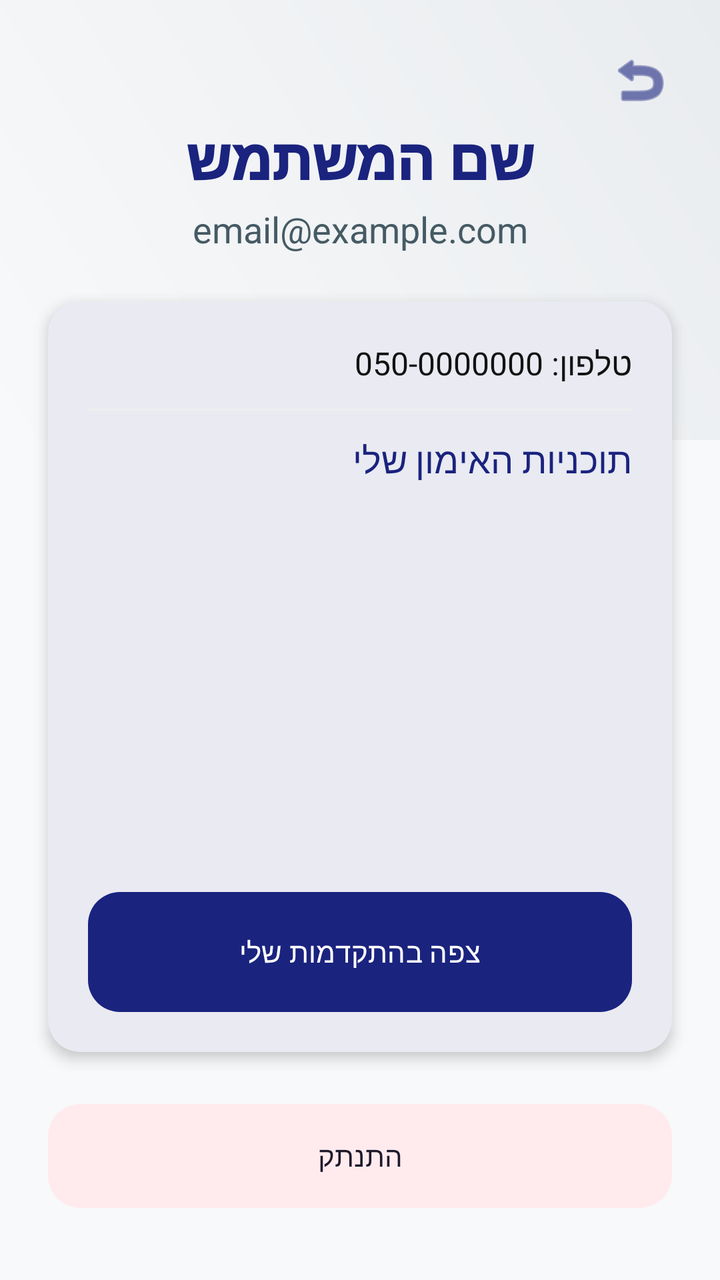
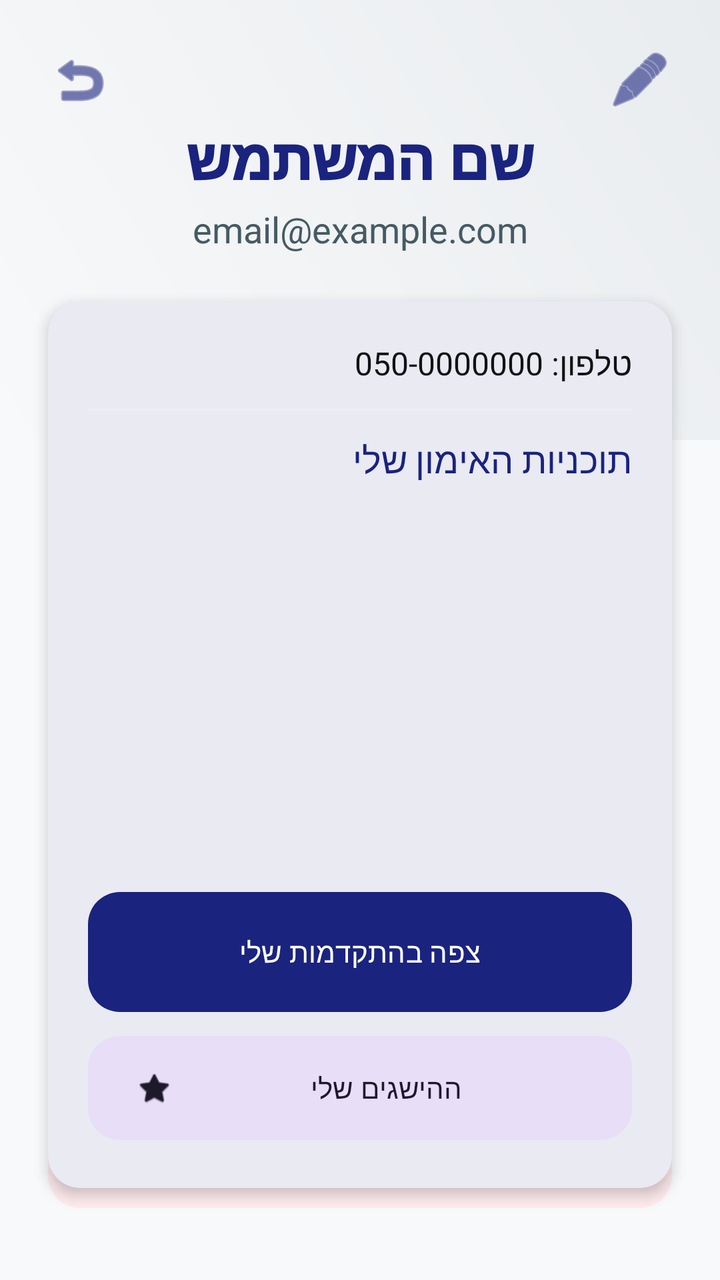

Two renders of the same Android screen: before a commit and after it. Below are the layout's source before the change and the commit's diff.
<!-- AndroidManifest.xml: application theme Theme.Gym_calender10 -->
<!-- res/layout/activity_users_profile.xml -->
<?xml version="1.0" encoding="utf-8"?>
<androidx.constraintlayout.widget.ConstraintLayout xmlns:android="http://schemas.android.com/apk/res/android"
    xmlns:app="http://schemas.android.com/apk/res-auto"
    xmlns:tools="http://schemas.android.com/tools"
    android:layout_width="match_parent"
    android:layout_height="match_parent"
    android:background="@color/backgroundColor">

    <View
        android:id="@+id/headerBackground"
        android:layout_width="0dp"
        android:layout_height="220dp"
        android:background="@drawable/bg_gradient_welcome"
        app:layout_constraintEnd_toEndOf="parent"
        app:layout_constraintStart_toStartOf="parent"
        app:layout_constraintTop_toTopOf="parent" />

    <ImageButton
        android:id="@+id/btnBackFromProfile"
        android:layout_width="48dp"
        android:layout_height="48dp"
        android:layout_marginTop="16dp"
        android:layout_marginEnd="16dp"
        android:background="?attr/selectableItemBackgroundBorderless"
        android:src="@android:drawable/ic_menu_revert"
        app:layout_constraintEnd_toEndOf="parent"
        app:layout_constraintTop_toTopOf="parent"
        app:tint="@color/primaryColor" />

    <TextView
        android:id="@+id/tvProfileName"
        android:layout_width="wrap_content"
        android:layout_height="wrap_content"
        android:layout_marginTop="60dp"
        android:fontFamily="sans-serif-black"
        android:text="שם המשתמש"
        android:textColor="@color/primaryColor"
        android:textSize="28sp"
        app:layout_constraintEnd_toEndOf="parent"
        app:layout_constraintStart_toStartOf="parent"
        app:layout_constraintTop_toTopOf="parent" />

    <TextView
        android:id="@+id/tvProfileEmail"
        android:layout_width="wrap_content"
        android:layout_height="wrap_content"
        android:layout_marginTop="4dp"
        android:text="email@example.com"
        android:textColor="@color/secondaryTextColor"
        android:textSize="18sp"
        app:layout_constraintEnd_toEndOf="parent"
        app:layout_constraintStart_toStartOf="parent"
        app:layout_constraintTop_toBottomOf="@+id/tvProfileName" />

    <com.google.android.material.card.MaterialCardView
        android:id="@+id/cvDetails"
        style="@style/AppCard"
        android:layout_width="0dp"
        android:layout_height="wrap_content"
        android:layout_marginHorizontal="24dp"
        android:layout_marginTop="24dp"
        app:layout_constraintEnd_toEndOf="parent"
        app:layout_constraintStart_toStartOf="parent"
        app:layout_constraintTop_toBottomOf="@+id/tvProfileEmail">

        <LinearLayout
            android:layout_width="match_parent"
            android:layout_height="wrap_content"
            android:orientation="vertical"
            android:padding="20dp">

            <TextView
                android:id="@+id/tvProfilePhone"
                android:layout_width="match_parent"
                android:layout_height="wrap_content"
                android:text="טלפון: 050-0000000"
                android:textColor="@color/primaryTextColor"
                android:textSize="16sp" />

            <View
                android:layout_width="match_parent"
                android:layout_height="1dp"
                android:layout_marginVertical="12dp"
                android:background="#EEEEEE" />

            <TextView
                android:layout_width="match_parent"
                android:layout_height="wrap_content"
                android:fontFamily="sans-serif-medium"
                android:text="תוכניות האימון שלי"
                android:textColor="@color/primaryColor"
                android:textSize="18sp" />

            <androidx.recyclerview.widget.RecyclerView
                android:id="@+id/rvProfilePlans"
                android:layout_width="match_parent"
                android:layout_height="180dp"
                android:layout_marginTop="8dp" />

            <com.google.android.material.button.MaterialButton
                android:id="@+id/btnViewProgress"
                android:layout_width="match_parent"
                android:layout_height="60dp"
                android:layout_marginTop="16dp"
                android:text="צפה בהתקדמות שלי"
                app:cornerRadius="16dp" />

        </LinearLayout>
    </com.google.android.material.card.MaterialCardView>

    <com.google.android.material.button.MaterialButton
        android:id="@+id/btnLogout"
        style="@style/Widget.Material3.Button.TonalButton"
        android:layout_width="0dp"
        android:layout_height="60dp"
        android:layout_marginHorizontal="24dp"
        android:layout_marginBottom="32dp"
        android:text="התנתק"

        app:backgroundTint="#FFEBEE"
        app:cornerRadius="16dp"
        app:layout_constraintBottom_toBottomOf="parent"
        app:layout_constraintEnd_toEndOf="parent"
        app:layout_constraintStart_toStartOf="parent" />

</androidx.constraintlayout.widget.ConstraintLayout>
<!-- resources referenced by this layout -->
<resources>
  <color name="backgroundColor">#F8F9FA</color>
  <color name="primaryColor">#1A237E</color>
  <color name="primaryTextColor">#121212</color>
  <color name="secondaryTextColor">#455A64</color>
  <!-- drawable bg_gradient_welcome (drawable) -->
  <?xml version="1.0" encoding="utf-8"?>
  <shape xmlns:android="http://schemas.android.com/apk/res/android"
      android:shape="rectangle">
      <gradient
          android:angle="45"
          android:endColor="@color/bg_welcome_end"
          android:startColor="@color/bg_welcome_start"
          android:type="linear" />
  </shape>
  <style name="AppCard" parent="Widget.Material3.CardView.Elevated">
          <item name="cardBackgroundColor">@color/cardBackground</item>
          <item name="cardElevation">4dp</item>
          <item name="cardCornerRadius">16dp</item>
          <item name="shapeAppearance">@style/ShapeAppearance.App.MediumComponent</item>
      </style>
  <style name="Theme.Gym_calender10" parent="Theme.Material3.Light.NoActionBar">
          
          <item name="colorPrimary">@color/primaryColor</item>
          <item name="colorPrimaryVariant">@color/primaryDarkColor</item>
          <item name="colorOnPrimary">@color/whiteTextColor</item>
  
          
          <item name="colorSecondary">@color/secondaryColor</item>
          <item name="colorSecondaryVariant">@color/secondaryDarkColor</item>
          <item name="colorOnSecondary">@color/whiteTextColor</item>
  
          
          <item name="android:statusBarColor">@color/primaryDarkColor</item>
  
          
          <item name="android:windowBackground">@color/backgroundColor</item>
          <item name="colorSurface">@color/surfaceColor</item>
          <item name="colorOnSurface">@color/primaryTextColor</item>
  
          
          <item name="materialButtonStyle">@style/AppButton</item>
          <item name="textInputStyle">@style/AppTextInputLayout</item>
          <item name="materialCardViewStyle">@style/AppCard</item>
  
          <item name="bottomSheetDialogTheme">@style/AppBottomSheetDialogTheme</item>
      </style>
  <color name="bg_welcome_end">#E9ECEF</color>
  <color name="bg_welcome_start">#F8F9FA</color>
  <color name="cardBackground">#FFFFFF</color>
  <style name="ShapeAppearance.App.MediumComponent" parent="ShapeAppearance.Material3.MediumComponent">
          <item name="cornerFamily">rounded</item>
          <item name="cornerSize">12dp</item>
      </style>
  <color name="primaryDarkColor">#000051</color>
  <color name="whiteTextColor">#FFFFFF</color>
  <color name="secondaryColor">#E65100</color>
  <color name="secondaryDarkColor">#BF360C</color>
  <color name="surfaceColor">#FFFFFF</color>
  <style name="AppButton" parent="Widget.Material3.Button">
          <item name="android:insetTop">0dp</item>
          <item name="android:insetBottom">0dp</item>
          <item name="shapeAppearance">@style/ShapeAppearance.App.MediumComponent</item>
      </style>
  <style name="AppTextInputLayout" parent="Widget.Material3.TextInputLayout.OutlinedBox">
          <item name="boxStrokeColor">@color/primaryColor</item>
          <item name="boxCornerRadiusTopStart">8dp</item>
          <item name="boxCornerRadiusTopEnd">8dp</item>
          <item name="boxCornerRadiusBottomStart">8dp</item>
          <item name="boxCornerRadiusBottomEnd">8dp</item>
      </style>
  <style name="AppBottomSheetDialogTheme" parent="Theme.Design.Light.BottomSheetDialog">
          <item name="bottomSheetStyle">@style/AppBottomSheetStyle</item>
      </style>
  <style name="AppBottomSheetStyle" parent="Widget.Design.BottomSheet.Modal">
          <item name="android:background">@android:color/transparent</item>
      </style>
</resources>

<!-- the commit's change to res/layout/activity_users_profile.xml (unified diff, before → after) -->
@@ -20,9 +20,21 @@
         android:layout_width="48dp"
         android:layout_height="48dp"
         android:layout_marginTop="16dp"
+        android:layout_marginStart="16dp"
+        android:background="?attr/selectableItemBackgroundBorderless"
+        android:src="@android:drawable/ic_menu_revert"
+        app:layout_constraintStart_toStartOf="parent"
+        app:layout_constraintTop_toTopOf="parent"
+        app:tint="@color/primaryColor" />
+
+    <ImageButton
+        android:id="@+id/btnEditProfile"
+        android:layout_width="48dp"
+        android:layout_height="48dp"
+        android:layout_marginTop="16dp"
         android:layout_marginEnd="16dp"
         android:background="?attr/selectableItemBackgroundBorderless"
-        android:src="@android:drawable/ic_menu_revert"
+        android:src="@android:drawable/ic_menu_edit"
         app:layout_constraintEnd_toEndOf="parent"
         app:layout_constraintTop_toTopOf="parent"
         app:tint="@color/primaryColor" />
@@ -105,6 +117,16 @@
                 android:text="צפה בהתקדמות שלי"
                 app:cornerRadius="16dp" />
 
+            <com.google.android.material.button.MaterialButton
+                android:id="@+id/btnViewAchievements"
+                style="@style/Widget.Material3.Button.TonalButton"
+                android:layout_width="match_parent"
+                android:layout_height="60dp"
+                android:layout_marginTop="8dp"
+                android:text="ההישגים שלי"
+                app:cornerRadius="16dp"
+                app:icon="@android:drawable/btn_star_big_on" />
+
         </LinearLayout>
     </com.google.android.material.card.MaterialCardView>
 
